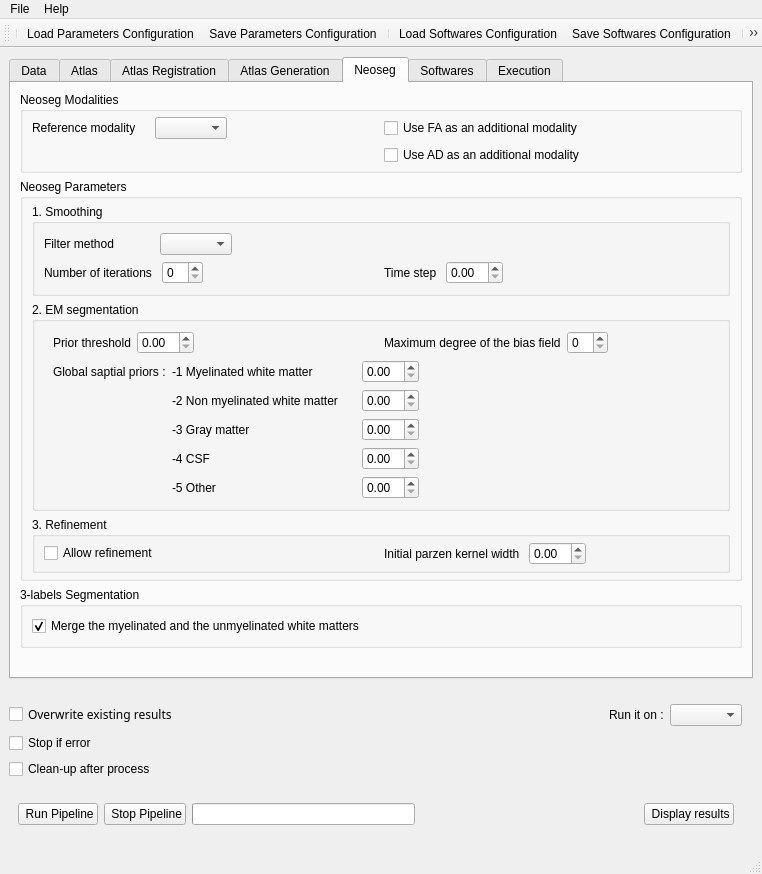
Qt form Window.ui (hay318/NeosegPipeline) before a commit.
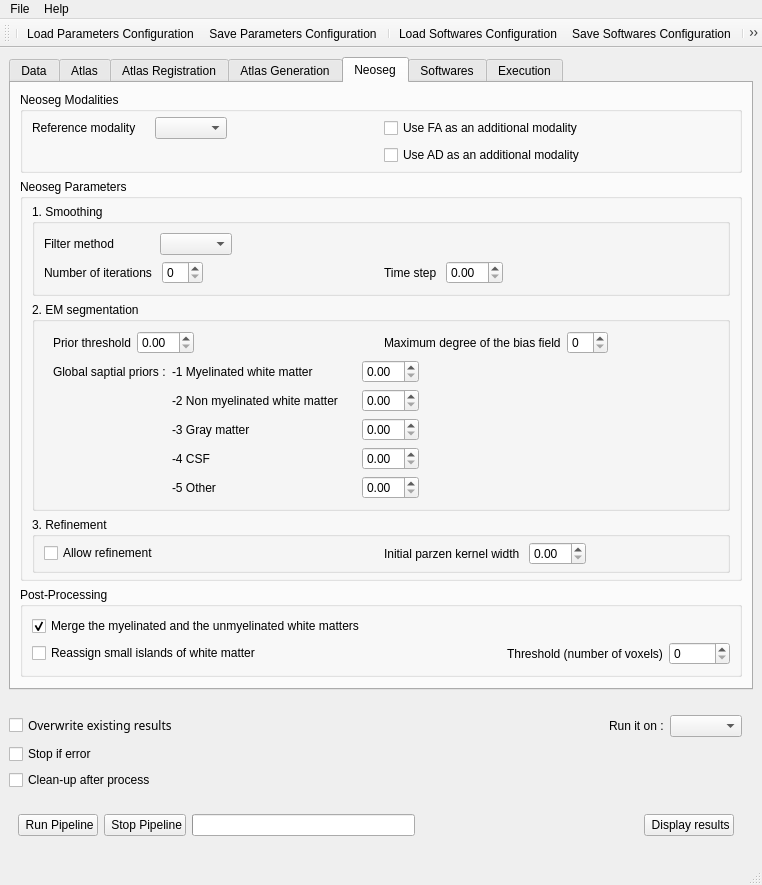
The same form after that commit. The open tabs and pages were chosen to show the change. Icons and pictures are not drawn.

Commit message: Check XML files and probabilitistic atlases range

Diff of the .ui file:
```diff
--- a/Window.ui
+++ b/Window.ui
@@ -1497,6 +1497,68 @@
        </attribute>
        <layout class="QGridLayout" name="gridLayout_11">
         <item row="5" column="0">
+         <widget class="QGroupBox" name="mergedSegmentation_groupBox">
+          <property name="title">
+           <string>Post-Processing</string>
+          </property>
+          <layout class="QVBoxLayout" name="verticalLayout_7">
+           <item>
+            <widget class="QCheckBox" name="computing3LabelsSeg_checkBox">
+             <property name="text">
+              <string>Merge the myelinated and the unmyelinated white matters</string>
+             </property>
+             <property name="checked">
+              <bool>true</bool>
+             </property>
+            </widget>
+           </item>
+           <item>
+            <widget class="QWidget" name="widget_23" native="true">
+             <layout class="QHBoxLayout" name="horizontalLayout_12">
+              <property name="margin">
+               <number>0</number>
+              </property>
+              <item>
+               <widget class="QCheckBox" name="reassigningWhite_checkBox">
+                <property name="text">
+                 <string>Reassign small islands of white matter</string>
+                </property>
+               </widget>
+              </item>
+              <item>
+               <spacer name="horizontalSpacer_31">
+                <property name="orientation">
+                 <enum>Qt::Horizontal</enum>
+                </property>
+                <property name="sizeHint" stdset="0">
+                 <size>
+                  <width>40</width>
+                  <height>20</height>
+                 </size>
+                </property>
+               </spacer>
+              </item>
+              <item>
+               <widget class="QLabel" name="label_15">
+                <property name="text">
+                 <string>Threshold (number of voxels)</string>
+                </property>
+               </widget>
+              </item>
+              <item>
+               <widget class="QSpinBox" name="whiteThreshold_spinBox">
+                <property name="maximum">
+                 <number>10000</number>
+                </property>
+               </widget>
+              </item>
+             </layout>
+            </widget>
+           </item>
+          </layout>
+         </widget>
+        </item>
+        <item row="6" column="0">
          <spacer name="verticalSpacer_5">
           <property name="orientation">
            <enum>Qt::Vertical</enum>
@@ -1933,25 +1995,6 @@
           </layout>
          </widget>
         </item>
-        <item row="2" column="0">
-         <widget class="QGroupBox" name="mergedSegmentation_groupBox">
-          <property name="title">
-           <string>3-labels Segmentation</string>
-          </property>
-          <layout class="QHBoxLayout" name="horizontalLayout_12">
-           <item>
-            <widget class="QCheckBox" name="computing3LabelsSeg_checkBox">
-             <property name="text">
-              <string>Merge the myelinated and the unmyelinated white matters</string>
-             </property>
-             <property name="checked">
-              <bool>true</bool>
-             </property>
-            </widget>
-           </item>
-          </layout>
-         </widget>
-        </item>
         <item row="0" column="0">
          <widget class="QGroupBox" name="neosegModalities_groupBox">
           <property name="title">
```
Left out of the diff: 31 changed lines with no effect on the pictures. The commit also changes 21 other files.
